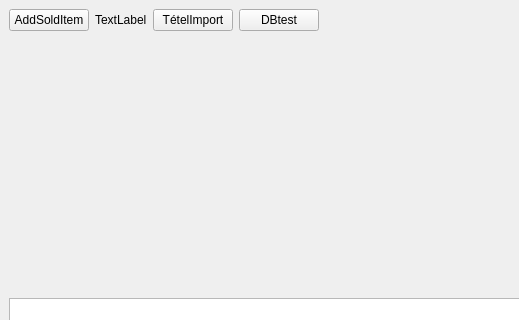
Before: the Qt Designer form mainwindow.ui in horvathzoltan/biovitality, drawn with Qt 5; both pictures show x 0 to 519 and y 0 to 320 of the 986 by 568 pixel window.
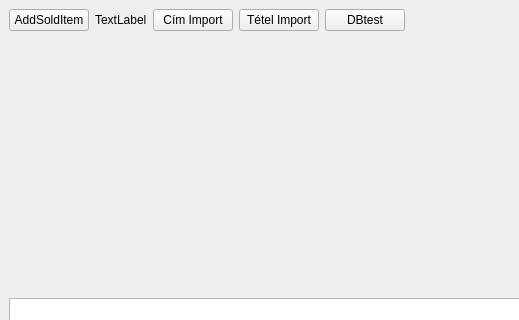
After: the same form once the commit is applied.

```diff
--- a/mainwindow.ui
+++ b/mainwindow.ui
@@ -31,10 +31,17 @@
         </property>
        </widget>
       </item>
+      <item>
+       <widget class="QPushButton" name="pushButton_addressImport">
+        <property name="text">
+         <string>Cím Import</string>
+        </property>
+       </widget>
+      </item>
       <item>
        <widget class="QPushButton" name="pushButton_tetelImport">
         <property name="text">
-         <string>TételImport</string>
+         <string>Tétel Import</string>
         </property>
        </widget>
       </item>
```
